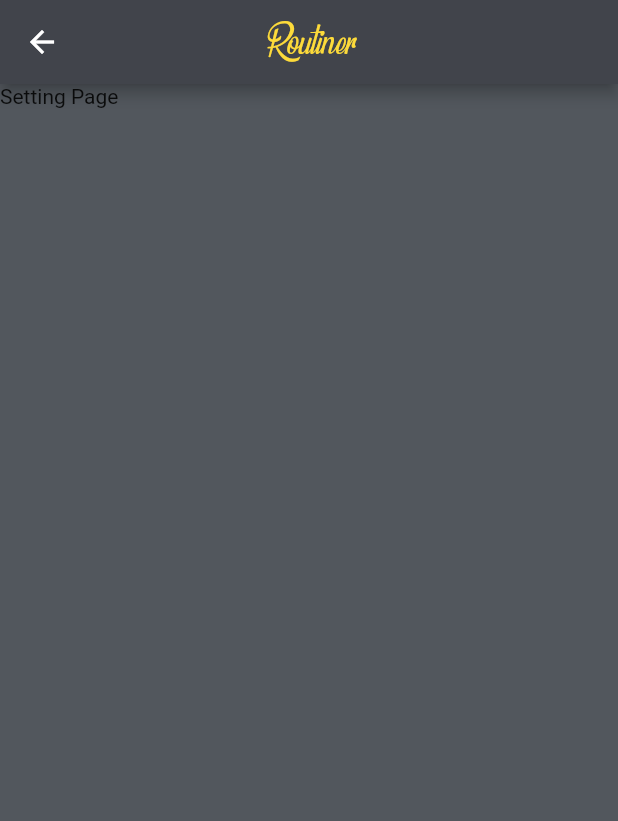
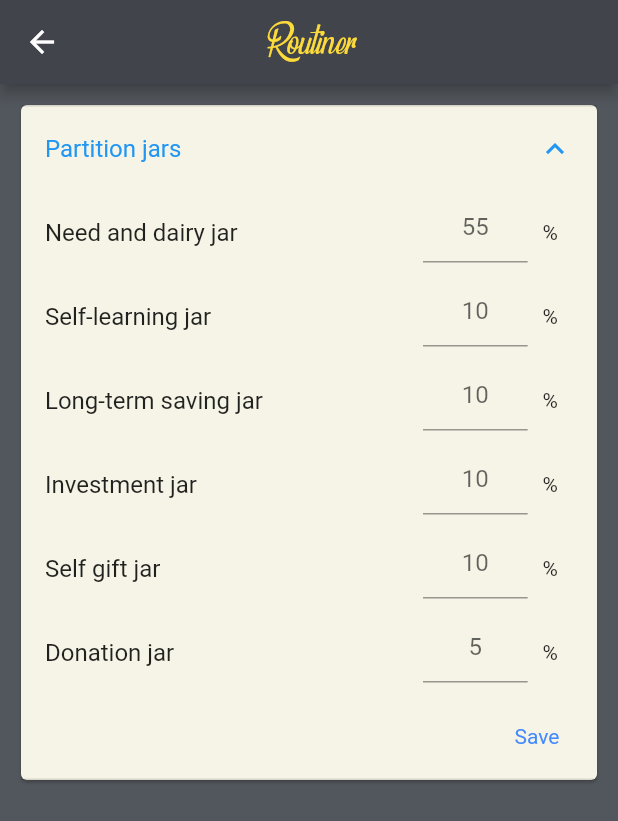
Before and after one commit to chawitW/routiner_make_your_day, a Flutter app: the SettingPage screen opened directly, on a phone screen of 412 x 824 dp. Shown: the top 821 px of the screen. Run offline on Flutter 3.47's test engine with Material 2 defaults, Android fonts, the phone set to English and light mode, and no system bars; our stand-ins replace cloud_firestore, firebase_core, table_calendar; accounts and stored records are empty.

Commit message:
Draft setting page

```diff
--- a/lib/appBar/setting_screen.dart
+++ b/lib/appBar/setting_screen.dart
@@ -4,7 +4,28 @@ void main() {
   runApp(MaterialApp(home: SettingPage()));
 }
 
-class SettingPage extends StatelessWidget {
+class SettingPage extends StatefulWidget {
+  @override
+  _SettingPageState createState() => _SettingPageState();
+}
+
+class _SettingPageState extends State<SettingPage> {
+  List<String> jarName = [
+    "Need and dairy jar",
+    "Self-learning jar",
+    "Long-term saving jar",
+    "Investment jar",
+    "Self gift jar",
+    "Donation jar"
+  ];
+  List<String> percentage = [
+    "55",
+    "10",
+    "10",
+    "10",
+    "10",
+    "5",
+  ];
   @override
   Widget build(BuildContext context) {
     return Scaffold(
@@ -20,9 +41,68 @@ class SettingPage extends StatelessWidget {
           ),
         ),
       ),
-
-      body: Text("Setting Page"),
+      body: SingleChildScrollView(
+        child: Container(
+          margin: EdgeInsets.all(10),
+          child: Card(
+            color: Color(0xffF6F4E6),
+            child: ExpansionTile(
+              initiallyExpanded: true,
+              title: Text("Partition jars"),
+              children: [
+                listOfEachJar(jarName[0], percentage[0]),
+                listOfEachJar(jarName[1], percentage[1]),
+                listOfEachJar(jarName[2], percentage[2]),
+                listOfEachJar(jarName[3], percentage[3]),
+                listOfEachJar(jarName[4], percentage[4]),
+                listOfEachJar(jarName[5], percentage[5]),
+                ListTile(
+                  trailing: IconButton(
+                    icon: Text(
+                      "Save",
+                      style: TextStyle(color: Colors.blueAccent),
+                    ),
+                    onPressed: () {
+                      print("save");
+                    },
+                  ),
+                ),
+              ],
+            ),
+          ),
+        ),
+      ),
       backgroundColor: Color(0xff52575D),
     );
   }
+
+  Widget listOfEachJar(jarName, percentage) {
+    return ListTile(
+      title: Text(jarName),
+      trailing: Container(
+        width: 100,
+        child: Row(
+          children: <Widget>[
+            Expanded(
+              child: ListView(
+                children: [
+                  Container(
+                    margin: EdgeInsets.only(right: 10),
+                    child: TextField(
+                      textAlign: TextAlign.center,
+                      decoration: InputDecoration(
+                        hintText: percentage,
+                      ),
+                      onChanged: (input) {},
+                    ),
+                  ),
+                ],
+              ),
+            ),
+            Container(margin: EdgeInsets.only(right: 10), child: Text("%")),
+          ],
+        ),
+      ),
+    );
+  }
 }
--- a/lib/main.dart
+++ b/lib/main.dart
@@ -2,7 +2,7 @@
 
 import 'package:flutter/material.dart';
 import 'package:project_1/planner_screen.dart';
-import 'package:project_1/presentation/my_flutter_app_icons.dart';
+// import 'package:project_1/presentation/my_flutter_app_icons.dart';
 import 'package:project_1/six_jars_screen.dart';
 import 'package:project_1/to_do_screen.dart';
 
@@ -92,7 +92,7 @@ class _HomePageState extends State<HomePage> {
             padding: EdgeInsets.zero,
             children: <Widget>[
               ListTile(
-                title: Text('Analytics'),
+                title: Text('Summary'),
                 onTap: () {
                   // Update the state of the app
                   // ...
--- a/lib/planner_screen.dart
+++ b/lib/planner_screen.dart
@@ -276,14 +276,7 @@ class _PlannerState extends State<PlannerPage> with TickerProviderStateMixin {
                   calendarController: _controller,
                 ),
               ),
-              Card(
-                shape: RoundedRectangleBorder(
-                    borderRadius: BorderRadius.circular(8)),
-                clipBehavior: Clip.antiAlias,
-                margin: const EdgeInsets.only(
-                    top: 10, bottom: 4, left: 8, right: 8),
-                color: Color(0xffF6F4E6),
-                child: StreamBuilder(
+              StreamBuilder(
                   stream: FirebaseFirestore.instance
                       .collection("Planner")
                       .doc(_controller.selectedDay.toString())
@@ -314,7 +307,6 @@ class _PlannerState extends State<PlannerPage> with TickerProviderStateMixin {
                           });
                     }
                   }),
-              ),
             ],
           ),
         ),
--- a/lib/to_do_screen.dart
+++ b/lib/to_do_screen.dart
@@ -224,8 +224,8 @@ class _ToDoRouteState extends State<ToDoRoute> with TickerProviderStateMixin {
                         print("$oldIndex  $newIndex");
 
                         setState(() {
-                          Map<String, String> todos =
-                              snapshots.data.document[oldIndex];
+                          // Map<String, String> todos =
+                          //     snapshots.data.document[oldIndex];
 
                           // snapshots.data.document[oldIndex].delete();
                           // snapshots.data.document[newIndex].set(todos);
```
Lines whose indentation alone changed are shown as unchanged.
